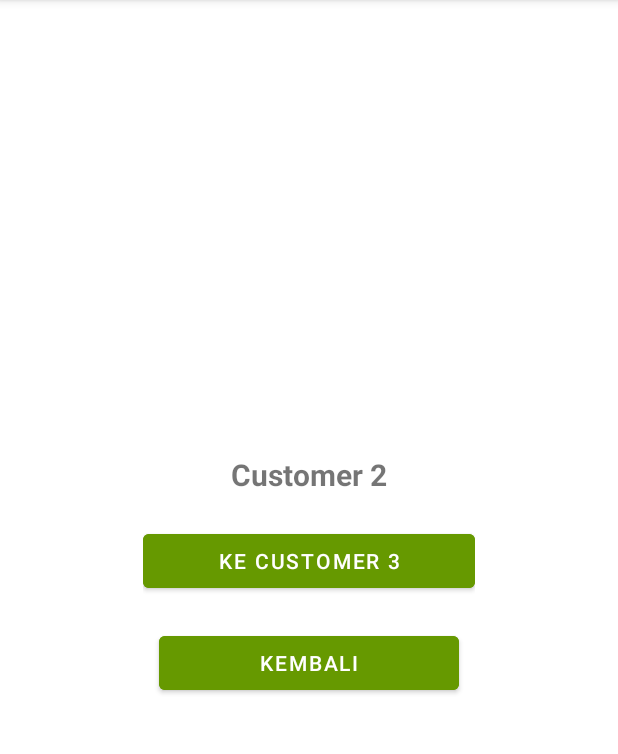
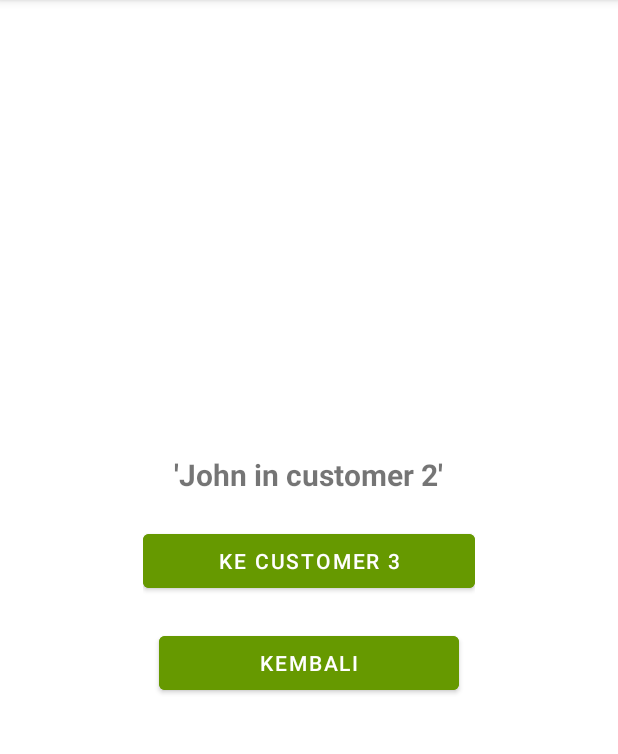
Before and after one commit to BeeSofLabs/demo-jetpack, an Android app: the screen it shows after launch (MainActivity), after a tap on "Ke Customer 2 deeplink", on a phone screen of 412 x 824 dp, the part 84-838 px from its top. Run offline under Robolectric (Android 15) with nearby library versions, the phone set to English and light mode, and no system bars; our stand-ins replace navigation-ui.

Commit message:
update sample demo for use deeplink

```diff
--- a/app/src/main/java/app/beelabs/com/demojetpack/session1/nav/PageFirstFragment.kt
+++ b/app/src/main/java/app/beelabs/com/demojetpack/session1/nav/PageFirstFragment.kt
@@ -39,7 +39,7 @@ class PageFirstFragment : Fragment() {
         btnCustomer2.setOnClickListener {
             // test use deeplink
             startActivity(Intent(Intent.ACTION_VIEW).apply {
-                data = Uri.parse("demo-app://demo.app/content/customer_second")
+                data = Uri.parse("demo-app://demo.app/content/customer_second?username='John in customer 2'")
             })
         }
 
--- a/app/src/main/java/app/beelabs/com/demojetpack/session1/nav/customer/CustomerSecondFragment.kt
+++ b/app/src/main/java/app/beelabs/com/demojetpack/session1/nav/customer/CustomerSecondFragment.kt
@@ -5,6 +5,7 @@ import android.view.LayoutInflater
 import android.view.View
 import android.view.ViewGroup
 import android.widget.Button
+import android.widget.TextView
 import androidx.fragment.app.Fragment
 import androidx.navigation.fragment.findNavController
 import app.beelabs.com.demojetpack.R
@@ -19,6 +20,8 @@ class CustomerSecondFragment : Fragment() {
 
         val btnPage = rootView.findViewById<Button>(R.id.btn_page)
         val btnBack = rootView.findViewById<Button>(R.id.btn_back)
+        val usernameLabel = rootView.findViewById<TextView>(R.id.page_label)
+        usernameLabel.text = arguments?.getString("username")
 
         btnPage.setOnClickListener {
             findNavController().navigate(R.id.action_customerSecondFragment_to_customerThirdFragment)
--- a/app/src/main/res/navigation/nav_graph_customer.xml
+++ b/app/src/main/res/navigation/nav_graph_customer.xml
@@ -24,7 +24,11 @@
             app:destination="@id/customerThirdFragment" />
 
         <deepLink
-            app:uri="demo-app://demo.app/content/customer_second" />
+            app:uri="demo-app://demo.app/content/customer_second?username={username}" />
+        <argument
+            android:name="username"
+            app:argType="string"
+            android:defaultValue='""' />
     </fragment>
     <fragment
         android:id="@+id/customerThirdFragment"
```
